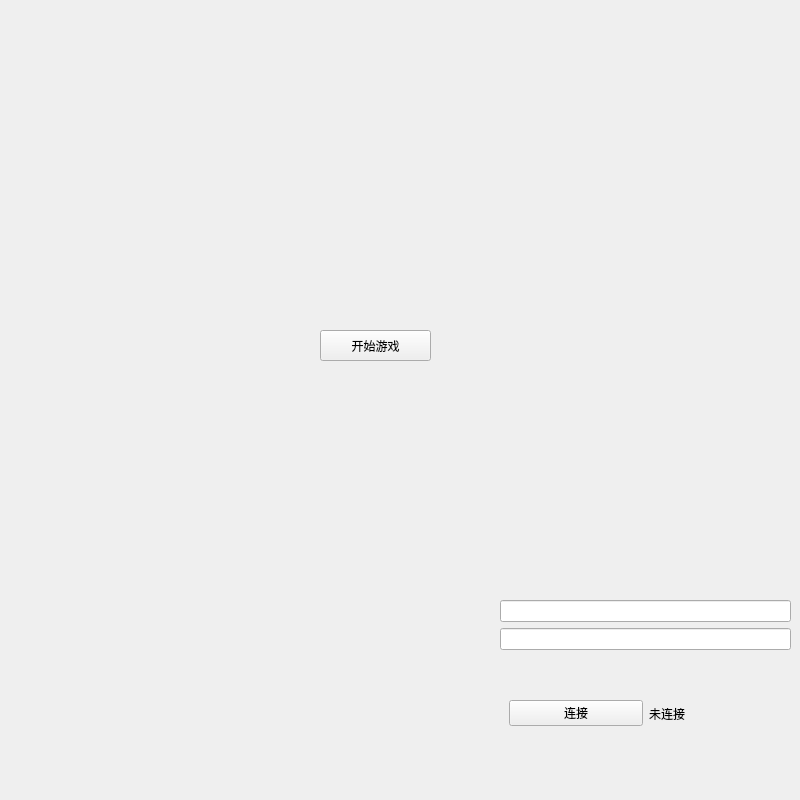
Azure-Sora/FlappyBird, file mainwindow.ui: the form before one commit.
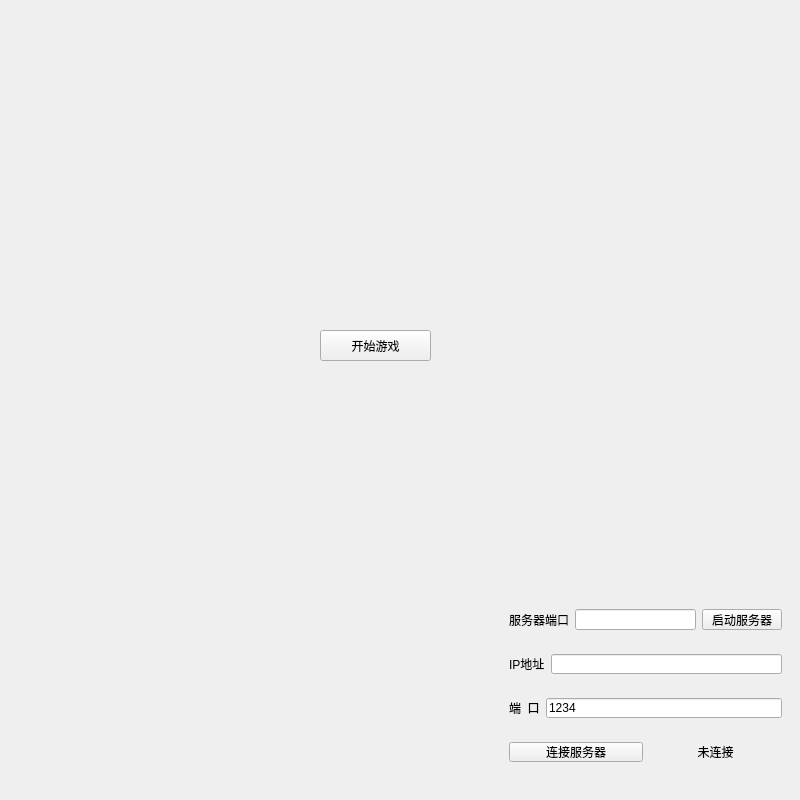
The form after the commit.

Commit message: 完成连接逻辑

```diff
--- a/mainwindow.ui
+++ b/mainwindow.ui
@@ -38,10 +38,63 @@
     </property>
     <layout class="QVBoxLayout" name="verticalLayout">
      <item>
-      <widget class="QLineEdit" name="ipEdit"/>
+      <widget class="QWidget" name="widget_5" native="true">
+       <layout class="QHBoxLayout" name="horizontalLayout_4">
+        <item>
+         <widget class="QLabel" name="label_3">
+          <property name="text">
+           <string>服务器端口</string>
+          </property>
+         </widget>
+        </item>
+        <item>
+         <widget class="QLineEdit" name="serverPortEdit"/>
+        </item>
+        <item>
+         <widget class="QPushButton" name="btnStartServer">
+          <property name="text">
+           <string>启动服务器</string>
+          </property>
+         </widget>
+        </item>
+       </layout>
+      </widget>
      </item>
      <item>
-      <widget class="QLineEdit" name="portEdit"/>
+      <widget class="QWidget" name="widget_3" native="true">
+       <layout class="QHBoxLayout" name="horizontalLayout_2">
+        <item>
+         <widget class="QLabel" name="label">
+          <property name="text">
+           <string>IP地址</string>
+          </property>
+         </widget>
+        </item>
+        <item>
+         <widget class="QLineEdit" name="ipEdit"/>
+        </item>
+       </layout>
+      </widget>
+     </item>
+     <item>
+      <widget class="QWidget" name="widget_4" native="true">
+       <layout class="QHBoxLayout" name="horizontalLayout_3">
+        <item>
+         <widget class="QLabel" name="label_2">
+          <property name="text">
+           <string>端  口</string>
+          </property>
+         </widget>
+        </item>
+        <item>
+         <widget class="QLineEdit" name="portEdit">
+          <property name="text">
+           <string>1234</string>
+          </property>
+         </widget>
+        </item>
+       </layout>
+      </widget>
      </item>
      <item>
       <widget class="QWidget" name="widget" native="true">
@@ -49,7 +102,7 @@
         <item>
          <widget class="QPushButton" name="btnConnect">
           <property name="text">
-           <string>连接</string>
+           <string>连接服务器</string>
           </property>
          </widget>
         </item>
@@ -58,6 +111,9 @@
           <property name="text">
            <string>未连接</string>
           </property>
+          <property name="alignment">
+           <set>Qt::AlignCenter</set>
+          </property>
          </widget>
         </item>
        </layout>
```
Left out of the diff: 2 changed lines with no effect on the pictures. The commit also changes 4 other files.
